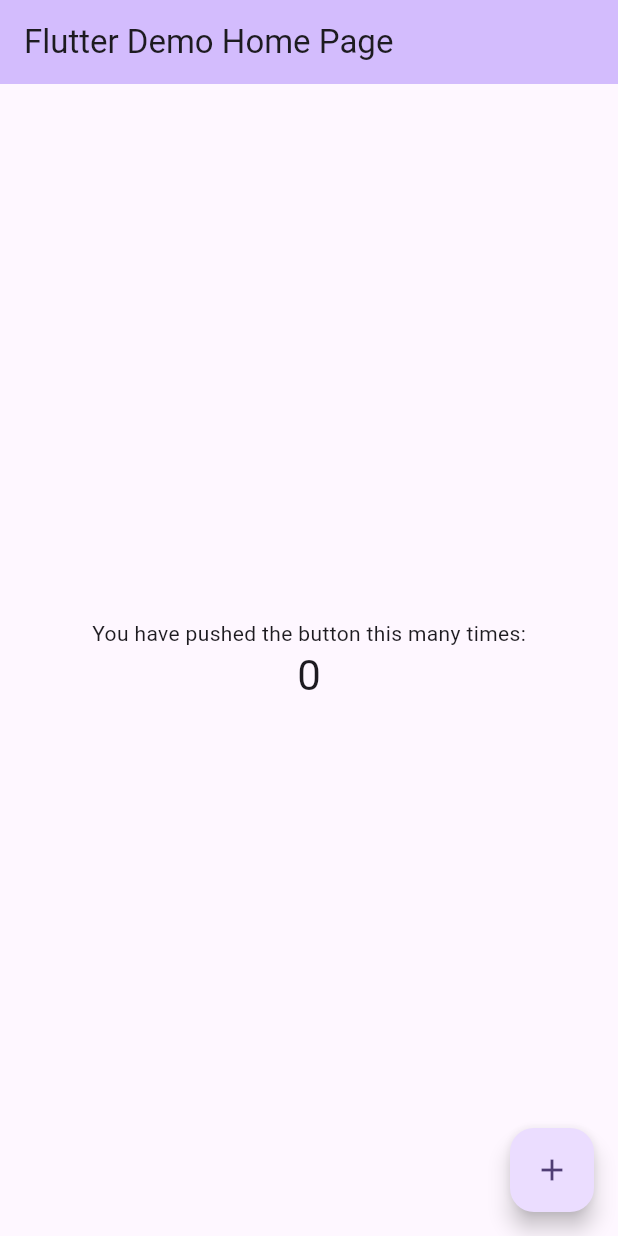
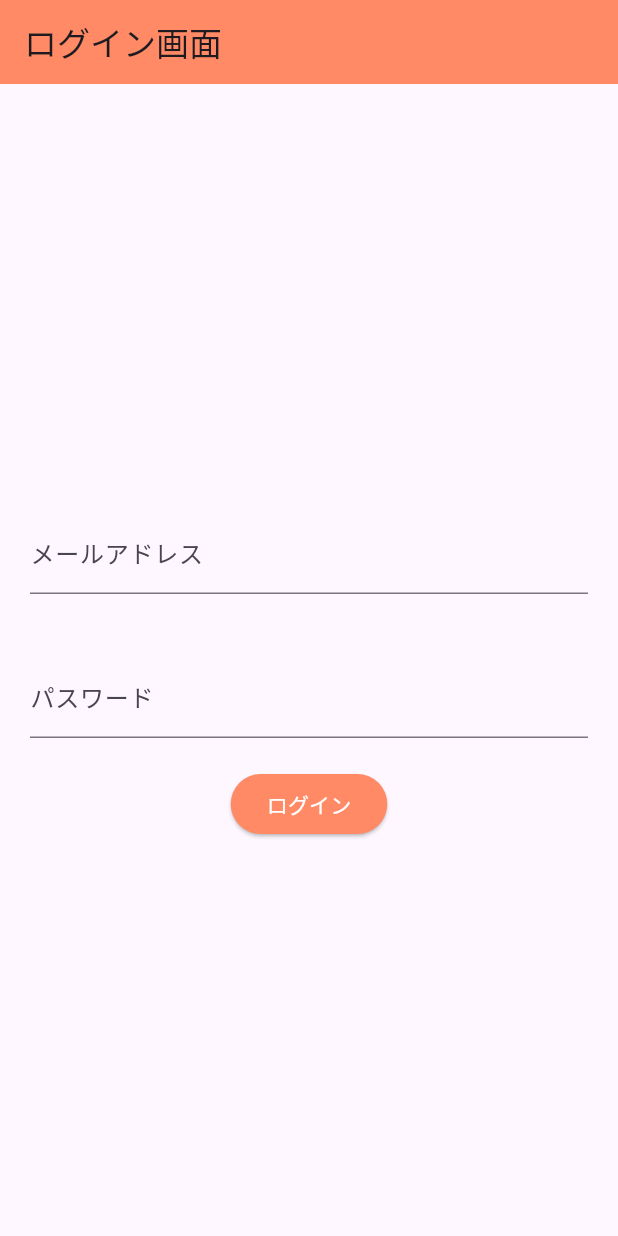
Before and after one commit to tetsu-777/rakuraku-flutter, a Flutter app: the screen it shows after launch, on a phone screen of 412 x 824 dp. Run offline on Flutter 3.47's test engine with Material 3 defaults, Android fonts, the phone set to English and light mode, and no system bars.

Commit message:
ui start commit

```diff
--- a/rakuraku_reserve_front/lib/main.dart
+++ b/rakuraku_reserve_front/lib/main.dart
@@ -1,4 +1,5 @@
 import 'package:flutter/material.dart';
+import 'package:rakuraku_reserve_front/pages/login_page.dart';
 
 void main() {
   runApp(const MyApp());
@@ -7,31 +8,15 @@
 class MyApp extends StatelessWidget {
   const MyApp({super.key});
 
-  // This widget is the root of your application.
   @override
   Widget build(BuildContext context) {
     return MaterialApp(
-      title: 'Flutter Demo',
+      title: 'Monodukuri Kanri',
       theme: ThemeData(
-        // This is the theme of your application.
-        //
-        // TRY THIS: Try running your application with "flutter run". You'll see
-        // the application has a purple toolbar. Then, without quitting the app,
-        // try changing the seedColor in the colorScheme below to Colors.green
-        // and then invoke "hot reload" (save your changes or press the "hot
-        // reload" button in a Flutter-supported IDE, or press "r" if you used
-        // the command line to start the app).
-        //
-        // Notice that the counter didn't reset back to zero; the application
-        // state is not lost during the reload. To reset the state, use hot
-        // restart instead.
-        //
-        // This works for code too, not just values: Most code changes can be
-        // tested with just a hot reload.
         colorScheme: ColorScheme.fromSeed(seedColor: Colors.deepPurple),
         useMaterial3: true,
       ),
-      home: const MyHomePage(title: 'Flutter Demo Home Page'),
+      home: LoginPage(),
     );
   }
 }
--- /dev/null
+++ b/rakuraku_reserve_front/lib/pages/equipment_pages/equipment_detail_page.dart
@@ -0,0 +1 @@
+import 'package:flutter/material.dart';
--- /dev/null
+++ b/rakuraku_reserve_front/lib/pages/login_page.dart
@@ -0,0 +1,53 @@
+import 'package:flutter/material.dart';
+import 'package:rakuraku_reserve_front/pages/home_page.dart';
+
+class LoginPage extends StatelessWidget {
+  const LoginPage({super.key});
+
+  @override
+  Widget build(BuildContext context) {
+    return Scaffold(
+      appBar: AppBar(
+        title: const Text('ログイン画面'),
+        backgroundColor: Colors.deepOrange[300],
+      ),
+      body: Center(
+        child: Column(
+          mainAxisSize: MainAxisSize.min,
+          children: [
+            Container(
+              margin: const EdgeInsets.all(20),
+              child: TextFormField(
+                decoration: const InputDecoration(
+                  label: Text('メールアドレス'),
+                  fillColor: Colors.black,
+                ),
+              ),
+            ),
+            Container(
+              margin: const EdgeInsets.all(20),
+              child: TextFormField(
+                decoration: const InputDecoration(
+                  label: Text('パスワード'),
+                ),
+              ),
+            ),
+            ElevatedButton(
+              style: ElevatedButton.styleFrom(
+                foregroundColor: Colors.white,
+                backgroundColor: Colors.deepOrange[300],
+              ),
+              onPressed: () {
+                Navigator.push(
+                  context,
+                  MaterialPageRoute(builder: (context) => HomePage()),
+                );
+              },
+              child: const Text('ログイン'),
+            ),
+          ],
+        ),
+      ),
+    );
+  }
+}
--- a/rakuraku_reserve_front/pubspec.yaml
+++ b/rakuraku_reserve_front/pubspec.yaml
@@ -59,8 +59,8 @@ flutter:
   uses-material-design: true
 
   # To add assets to your application, add an assets section, like this:
-  # assets:
-  #   - images/a_dot_burr.jpeg
+  assets:
+    - images/Raspberry_Pi.jpg
   #   - images/a_dot_ham.jpeg
 
   # An image asset can refer to one or more resolution-specific "variants", see
```
Also changed, not shown: rakuraku_reserve_front/lib/pages/equipment_list_page.dart (added, +31 -0 lines), rakuraku_reserve_front/lib/pages/event_list_page.dart (added, +12 -0 lines), rakuraku_reserve_front/lib/pages/home_page.dart (added, +73 -0 lines), rakuraku_reserve_front/lib/pages/my_page.dart (added, +12 -0 lines), rakuraku_reserve_front/images/Raspberry_Pi.jpg (added).
